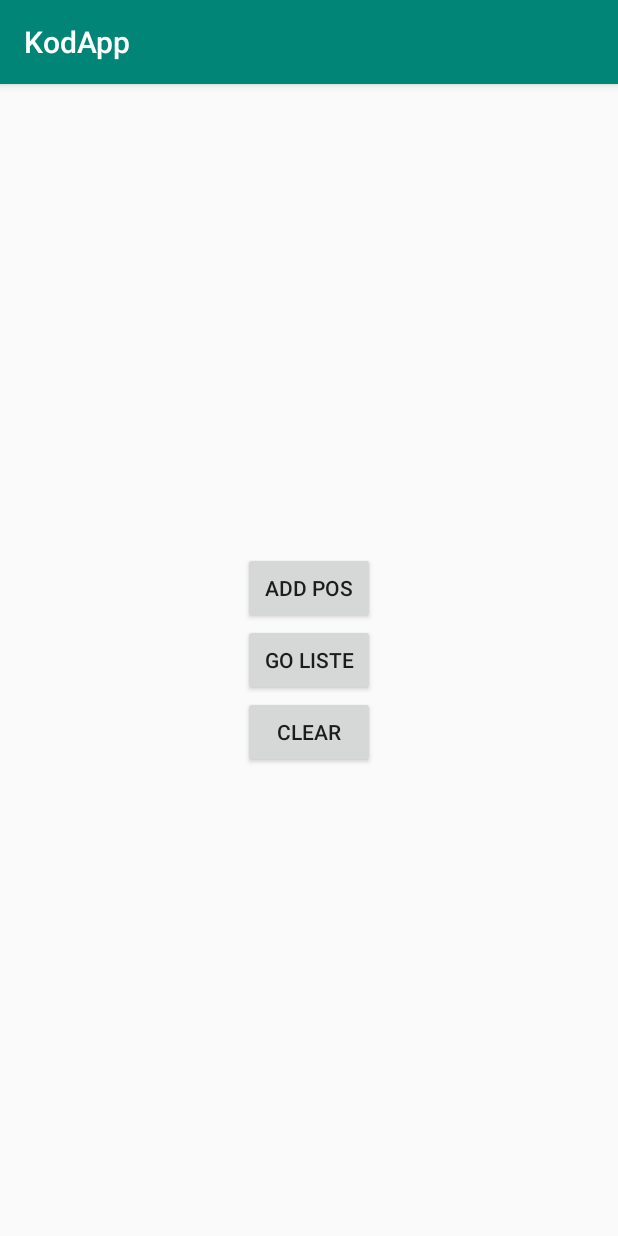
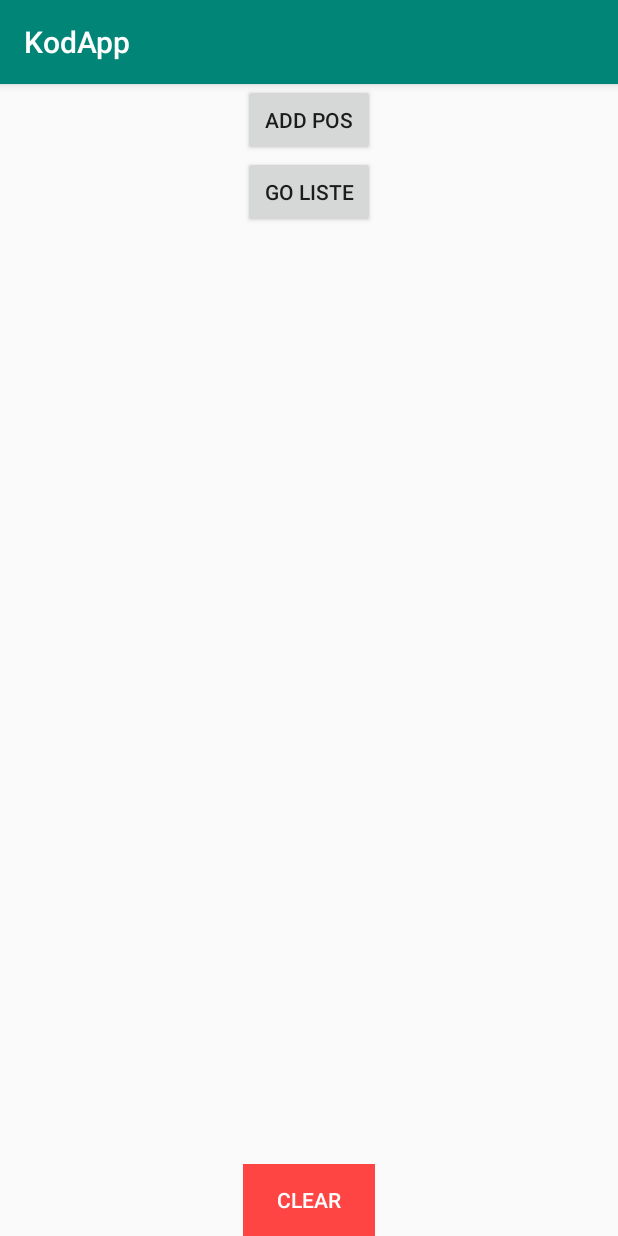
Before and after one commit to Vincent-Renard/KodApp, an Android app: the screen it shows after launch (MenuActivity), on a phone screen of 412 x 824 dp. Run offline under Robolectric (Android 15) with nearby library versions, the phone set to English and light mode, and no system bars; our stand-ins replace Room's generated code.

Commit message:
Colrs tags ....

```diff
--- a/app/src/main/java/fr/univorleans/etu/renardez/kodapp/AddLocActivity.java
+++ b/app/src/main/java/fr/univorleans/etu/renardez/kodapp/AddLocActivity.java
@@ -191,6 +191,7 @@ public class AddLocActivity extends AppCompatActivity implements LocationListene
             Toast.makeText(getApplicationContext(), R.string.pos_stored, Toast.LENGTH_SHORT).show();
             otherLabelEditText.getText().clear();
 
+
         }
     }
 
--- a/app/src/main/res/layout/activity_menu.xml
+++ b/app/src/main/res/layout/activity_menu.xml
@@ -2,10 +2,17 @@
 <LinearLayout xmlns:android="http://schemas.android.com/apk/res/android"
     xmlns:tools="http://schemas.android.com/tools"
     android:layout_width="wrap_content"
-    android:layout_height="wrap_content"
+    android:layout_height="match_parent"
     android:layout_gravity="center"
     android:orientation="vertical"
     tools:context=".MenuActivity">
+
+    <LinearLayout
+        android:layout_width="match_parent"
+        android:layout_height="0dp"
+        android:layout_gravity="center"
+        android:layout_weight="1"
+        android:orientation="vertical">
 
         <Button
             android:layout_width="match_parent"
@@ -18,11 +25,19 @@
             android:layout_height="wrap_content"
             android:onClick="goToListPos"
             android:text="@string/button_goto_list_menu" />
+    </LinearLayout>
 
+    <LinearLayout
+        android:layout_width="match_parent"
+        android:layout_height="wrap_content">
     <Button
         android:layout_width="match_parent"
         android:layout_height="wrap_content"
         android:onClick="clickClear"
-        android:text="@string/button_clean_base_menu" />
+        android:background="@android:color/holo_red_light"
+        android:text="@string/button_clean_base_menu"
+        android:textColor="@android:color/white" />
+
 
     </LinearLayout>
+</LinearLayout>
--- a/app/src/main/res/values/strings.xml
+++ b/app/src/main/res/values/strings.xml
@@ -22,4 +22,5 @@
     <string name="db_now_empty">Clear</string>
     <string name="pos_stored">Stored</string>
     <string name="tag">Tag</string>
+    <string name="display_text_tag_tag">Tag :</string>
 </resources>
```
Also changed, not shown: app/src/main/java/fr/univorleans/etu/renardez/kodapp/PositionDisplayFragment.java (+9 -7 lines), app/src/main/res/layout/fragment_position_display.xml (+20 -4 lines). Lines whose indentation alone changed are shown as unchanged.
